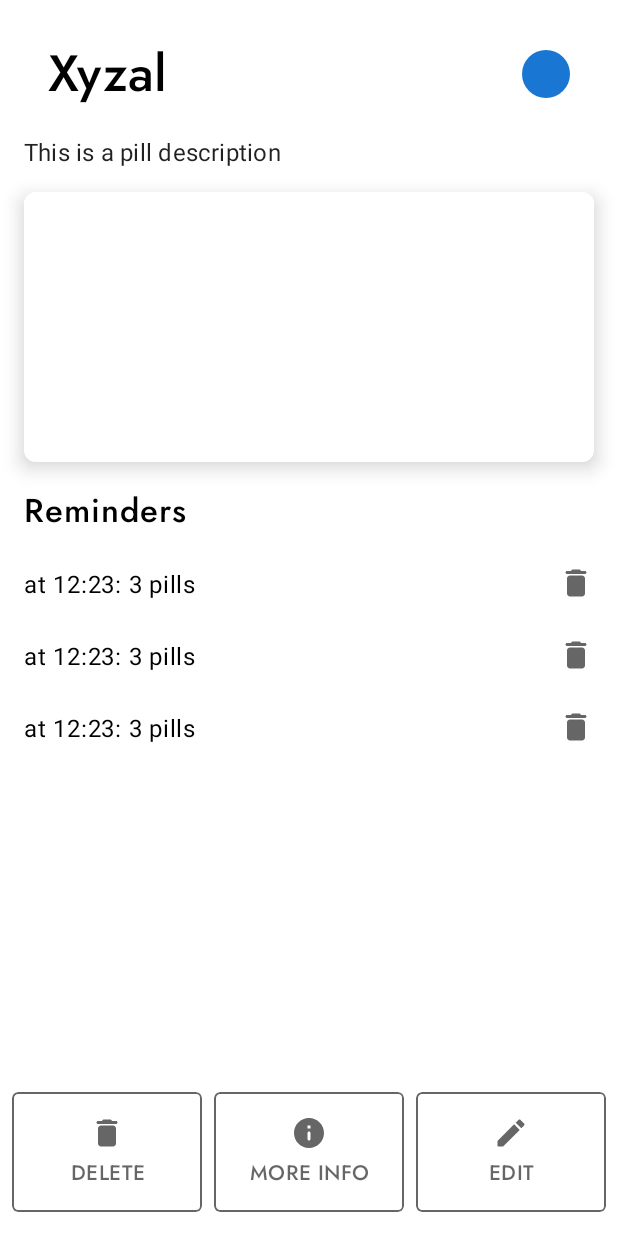
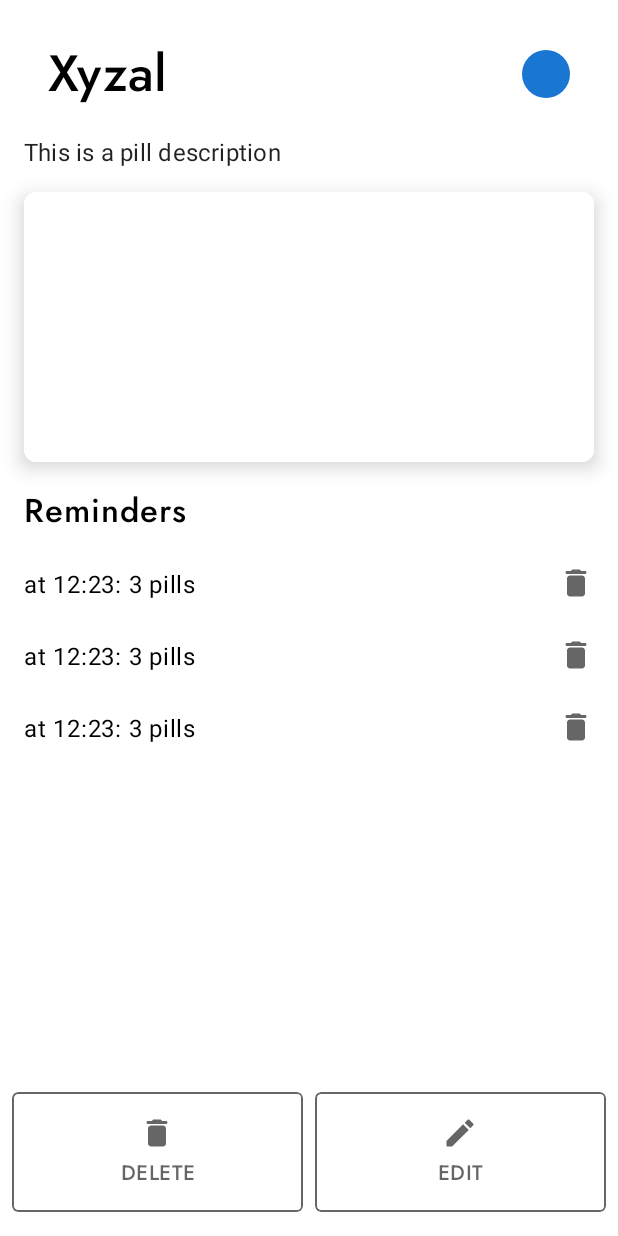
Before and after one commit to vojta-horanek/take-your-pill, an Android app: the layout fragment_details.xml on its own in the app's theme, with its tools: preview values and no code run, on a phone screen of 412 x 824 dp. Run offline under Robolectric (Android 15) with nearby library versions, the phone set to English and light mode, and no system bars.

Commit message:
hide info buttons, wont need these for DMP

```diff
--- a/app/src/main/res/layout/fragment_details.xml
+++ b/app/src/main/res/layout/fragment_details.xml
@@ -135,7 +135,7 @@
                 android:layout_marginVertical="8dp"
                 android:orientation="horizontal"
                 android:paddingBottom="8dp"
-                android:weightSum="3"
+                android:weightSum="2"
                 app:layout_constraintBottom_toBottomOf="parent"
                 app:layout_constraintEnd_toEndOf="parent"
                 app:layout_constraintStart_toStartOf="parent"
@@ -181,7 +181,8 @@
                     android:focusable="true"
                     app:cardElevation="0dp"
                     app:strokeColor="?attr/colorControlNormal"
-                    app:strokeWidth="1dp">
+                    app:strokeWidth="1dp"
+                    android:visibility="gone">
 
                     <TextView
                         android:id="@+id/textInfo"
--- a/app/src/main/res/layout/fragment_edit.xml
+++ b/app/src/main/res/layout/fragment_edit.xml
@@ -306,9 +306,10 @@
                 android:orientation="horizontal"
                 android:paddingHorizontal="4dp"
                 android:paddingBottom="8dp"
-                android:weightSum="2">
+                android:weightSum="1">
 
                 <com.google.android.material.card.MaterialCardView
+                    android:visibility="gone"
                     android:id="@+id/buttonMoreInfo"
                     android:layout_width="match_parent"
                     android:layout_height="80dp"
```
